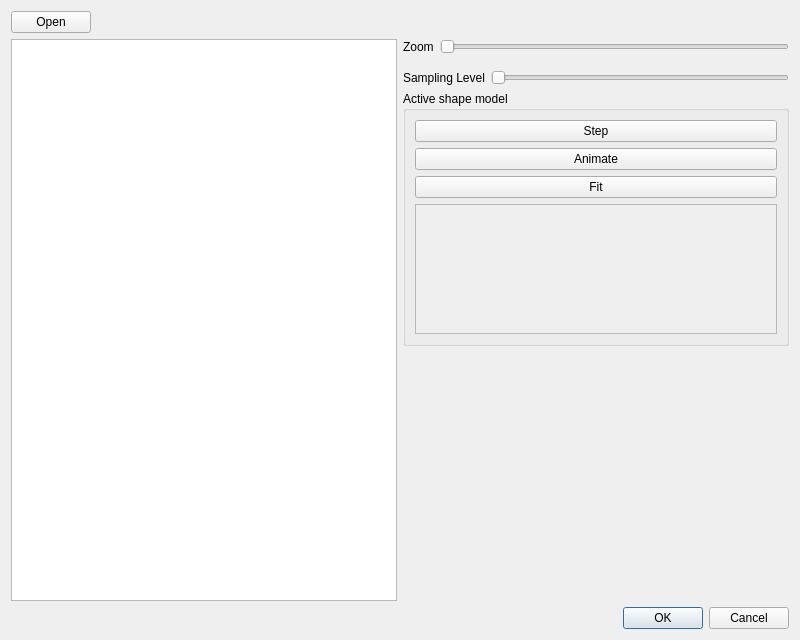
BetaRavener/TeethCV, file gui/qt/fitterdialog.ui: the form before one commit.
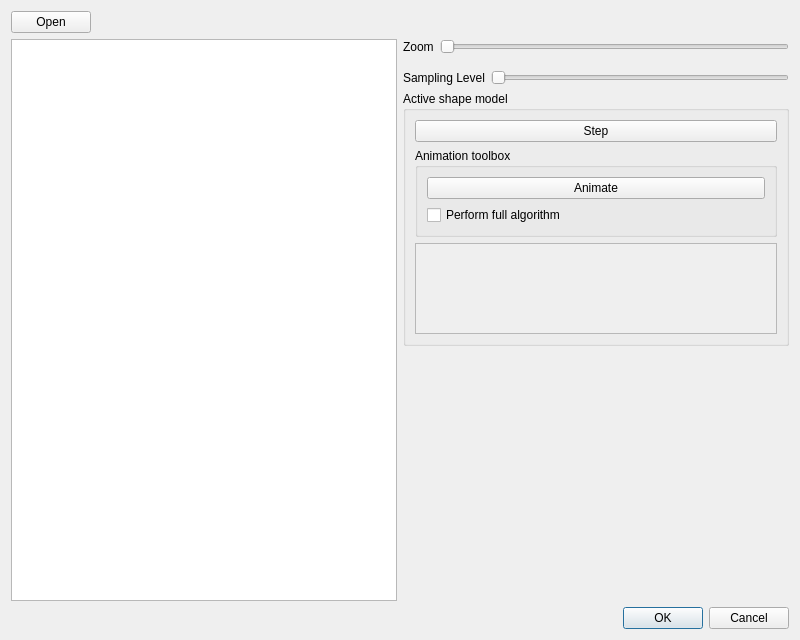
The form after the commit.

```diff
--- a/gui/qt/fitterdialog.ui
+++ b/gui/qt/fitterdialog.ui
@@ -113,6 +113,12 @@
            </widget>
           </item>
           <item>
+           <widget class="QGroupBox" name="groupBox_2">
+            <property name="title">
+             <string>Animation toolbox</string>
+            </property>
+            <layout class="QVBoxLayout" name="verticalLayout_5">
+             <item>
            <widget class="QPushButton" name="animateButton">
             <property name="text">
              <string>Animate</string>
@@ -120,10 +126,13 @@
            </widget>
           </item>
           <item>
-           <widget class="QPushButton" name="fitButton">
+              <widget class="QCheckBox" name="fullAsmCheckBox">
             <property name="text">
-             <string>Fit</string>
-            </property>
+                <string>Perform full algorithm</string>
+               </property>
+              </widget>
+             </item>
+            </layout>
            </widget>
           </item>
           <item>
@@ -137,7 +146,7 @@
                <x>0</x>
                <y>0</y>
                <width>363</width>
-               <height>120</height>
+               <height>93</height>
               </rect>
              </property>
              <layout class="QVBoxLayout" name="verticalLayout_4"/>
```
Lines whose indentation alone changed are shown as unchanged.
